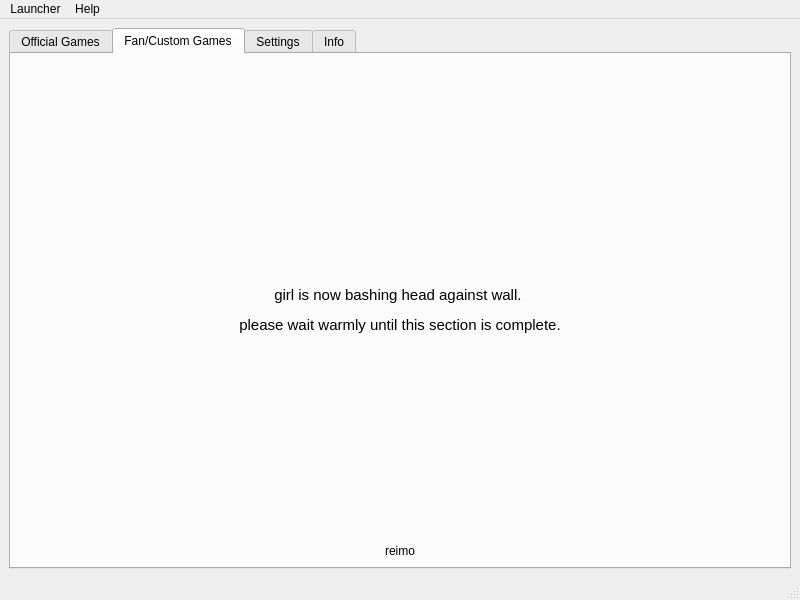
Old version of the form unnamed/ui/MainMenu.ui in the repository kcomain/unnamed-launcher.
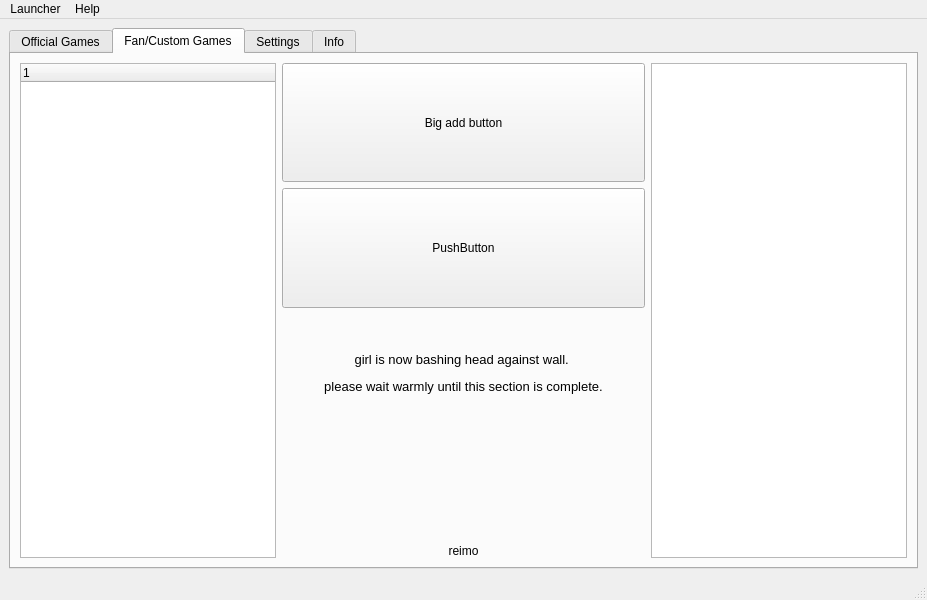
New version of the form. The open tabs and pages were chosen to show the change. Icons and pictures are not drawn.

Patch:
```diff
--- a/unnamed/ui/MainMenu.ui
+++ b/unnamed/ui/MainMenu.ui
@@ -10,7 +10,7 @@
    <rect>
     <x>0</x>
     <y>0</y>
-    <width>800</width>
+    <width>927</width>
     <height>600</height>
    </rect>
   </property>
@@ -55,9 +55,66 @@
           </property>
           <layout class="QHBoxLayout" name="horizontalLayout_2">
            <item>
-            <widget class="QPushButton" name="pushButton">
+            <widget class="QPushButton" name="pushButton_5">
+             <property name="sizePolicy">
+              <sizepolicy hsizetype="Maximum" vsizetype="Maximum">
+               <horstretch>0</horstretch>
+               <verstretch>0</verstretch>
+              </sizepolicy>
+             </property>
+             <property name="minimumSize">
+              <size>
+               <width>0</width>
+               <height>50</height>
+              </size>
+             </property>
+             <property name="styleSheet">
+              <string notr="true">background-color: rgb(114, 255, 166);</string>
+             </property>
              <property name="text">
-              <string>PushButton</string>
+              <string>Touhou 1 - Highly responsive to prayers</string>
+             </property>
+             <property name="icon">
+              <iconset resource="../resources.qrc">
+               <normaloff>:/images/resources/reimu.ico</normaloff>:/images/resources/reimu.ico</iconset>
+             </property>
+             <property name="iconSize">
+              <size>
+               <width>32</width>
+               <height>32</height>
+              </size>
+             </property>
+            </widget>
+           </item>
+           <item>
+            <widget class="QPushButton" name="pushButton_6">
+             <property name="sizePolicy">
+              <sizepolicy hsizetype="Maximum" vsizetype="Maximum">
+               <horstretch>0</horstretch>
+               <verstretch>0</verstretch>
+              </sizepolicy>
+             </property>
+             <property name="minimumSize">
+              <size>
+               <width>0</width>
+               <height>50</height>
+              </size>
+             </property>
+             <property name="styleSheet">
+              <string notr="true">background-color: rgb(114, 255, 166);</string>
+             </property>
+             <property name="text">
+              <string>Touhou 2 - Story of eastern wonderland</string>
+             </property>
+             <property name="icon">
+              <iconset resource="../resources.qrc">
+               <normaloff>:/images/resources/reimu.ico</normaloff>:/images/resources/reimu.ico</iconset>
+             </property>
+             <property name="iconSize">
+              <size>
+               <width>32</width>
+               <height>32</height>
+              </size>
              </property>
             </widget>
            </item>
@@ -117,8 +174,8 @@
        <layout class="QHBoxLayout" name="horizontalLayout_3">
         <item>
          <layout class="QGridLayout" name="gridLayout">
-          <item row="2" column="1">
-           <widget class="QLabel" name="label_5">
+          <item row="3" column="1">
+           <widget class="QLabel" name="reimo">
             <property name="text">
              <string>reimo</string>
             </property>
@@ -130,40 +187,54 @@
             </property>
            </widget>
           </item>
-          <item row="1" column="0">
-           <widget class="QLabel" name="label_2">
-            <property name="text">
-             <string/>
-            </property>
-           </widget>
-          </item>
-          <item row="1" column="2">
-           <widget class="QLabel" name="label_3">
-            <property name="text">
-             <string/>
-            </property>
-            <property name="textFormat">
-             <enum>Qt::MarkdownText</enum>
-            </property>
-            <property name="alignment">
-             <set>Qt::AlignRight|Qt::AlignTrailing|Qt::AlignVCenter</set>
-            </property>
-           </widget>
-          </item>
           <item row="0" column="1">
-           <widget class="QLabel" name="label_4">
+           <widget class="QPushButton" name="pushButton">
+            <property name="sizePolicy">
+             <sizepolicy hsizetype="Minimum" vsizetype="Minimum">
+              <horstretch>0</horstretch>
+              <verstretch>0</verstretch>
+             </sizepolicy>
+            </property>
             <property name="text">
-             <string/>
+             <string>Big add button</string>
             </property>
-            <property name="alignment">
-             <set>Qt::AlignHCenter|Qt::AlignTop</set>
+           </widget>
+          </item>
+          <item row="0" column="2" rowspan="4">
+           <widget class="QListView" name="listView">
+            <property name="sizePolicy">
+             <sizepolicy hsizetype="Minimum" vsizetype="Expanding">
+              <horstretch>0</horstretch>
+              <verstretch>0</verstretch>
+             </sizepolicy>
             </property>
            </widget>
           </item>
-          <item row="1" column="1">
-           <widget class="QLabel" name="label_15">
+          <item row="0" column="0" rowspan="4">
+           <widget class="QTreeWidget" name="treeWidget">
+            <property name="sizePolicy">
+             <sizepolicy hsizetype="Minimum" vsizetype="Expanding">
+              <horstretch>0</horstretch>
+              <verstretch>0</verstretch>
+             </sizepolicy>
+            </property>
+            <column>
+             <property name="text">
+              <string notr="true">1</string>
+             </property>
+            </column>
+           </widget>
+          </item>
+          <item row="2" column="1">
+           <widget class="QLabel" name="wip_label3">
+            <property name="sizePolicy">
+             <sizepolicy hsizetype="Expanding" vsizetype="Preferred">
+              <horstretch>0</horstretch>
+              <verstretch>0</verstretch>
+             </sizepolicy>
+            </property>
             <property name="text">
-             <string>&lt;html&gt;&lt;head/&gt;&lt;body&gt;&lt;p&gt;&lt;span style=&quot; font-size:11pt;&quot;&gt;girl is now bashing head against wall. &lt;/span&gt;&lt;/p&gt;&lt;p&gt;&lt;span style=&quot; font-size:11pt;&quot;&gt;please wait warmly until this section is complete.&lt;/span&gt;&lt;/p&gt;&lt;/body&gt;&lt;/html&gt;</string>
+             <string>&lt;html&gt;&lt;head/&gt;&lt;body&gt;&lt;p&gt;&lt;span style=&quot; font-size:10pt;&quot;&gt;girl is now bashing head against wall. &lt;/span&gt;&lt;/p&gt;&lt;p&gt;&lt;span style=&quot; font-size:10pt;&quot;&gt;please wait warmly until this section is complete.&lt;/span&gt;&lt;/p&gt;&lt;/body&gt;&lt;/html&gt;</string>
             </property>
             <property name="textFormat">
              <enum>Qt::RichText</enum>
@@ -173,6 +244,19 @@
             </property>
            </widget>
           </item>
+          <item row="1" column="1">
+           <widget class="QPushButton" name="pushButton_2">
+            <property name="sizePolicy">
+             <sizepolicy hsizetype="Minimum" vsizetype="Minimum">
+              <horstretch>0</horstretch>
+              <verstretch>0</verstretch>
+             </sizepolicy>
+            </property>
+            <property name="text">
+             <string>PushButton</string>
+            </property>
+           </widget>
+          </item>
          </layout>
         </item>
        </layout>
@@ -338,7 +422,7 @@
               <number>6</number>
              </property>
              <item>
-              <widget class="QPushButton" name="pushButton_2">
+              <widget class="QPushButton" name="random_all">
                <property name="text">
                 <string>Select all</string>
                </property>
@@ -593,24 +677,24 @@
     <rect>
      <x>0</x>
      <y>0</y>
-     <width>800</width>
+     <width>927</width>
      <height>19</height>
     </rect>
    </property>
-   <widget class="QMenu" name="menuTouhou_Launcher">
+   <widget class="QMenu" name="menu_launcher">
     <property name="title">
      <string>Launcher</string>
     </property>
     <addaction name="quit_action"/>
    </widget>
-   <widget class="QMenu" name="menuHelp">
+   <widget class="QMenu" name="menu_help">
     <property name="title">
      <string>Help</string>
     </property>
     <addaction name="about_action"/>
    </widget>
-   <addaction name="menuTouhou_Launcher"/>
-   <addaction name="menuHelp"/>
+   <addaction name="menu_launcher"/>
+   <addaction name="menu_help"/>
   </widget>
   <widget class="QStatusBar" name="statusbar"/>
   <action name="settings_action">
```
Left out of the diff: 69 changed lines with no effect on the pictures.
